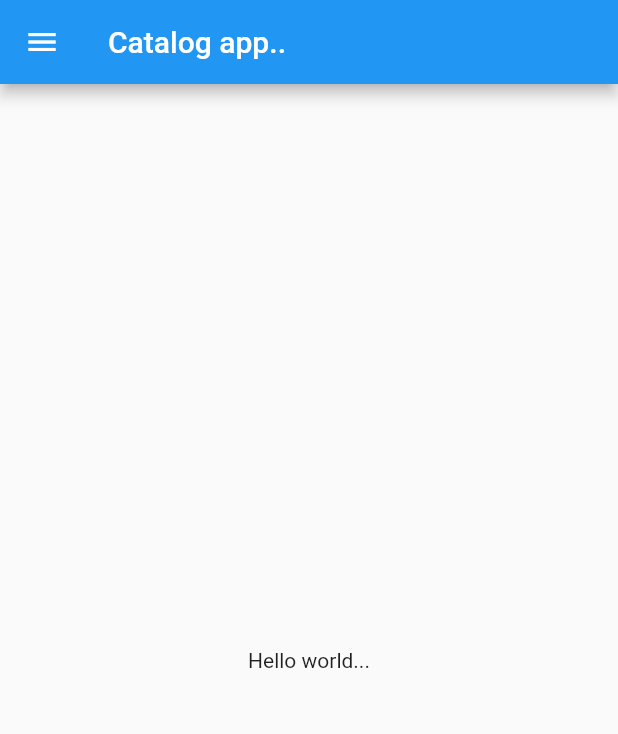
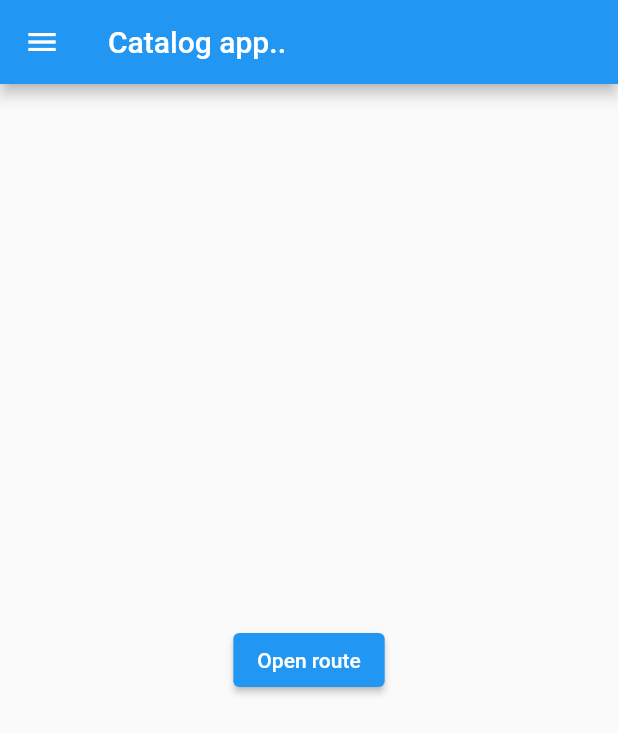
Before and after one commit to ayanchyaziz123/flutter_1st_app, a Flutter app: the screen it shows after launch, on a phone screen of 412 x 824 dp. Shown: the top 734 px of the screen. Run offline on Flutter 3.47's test engine with Material 2 defaults, Android fonts, the phone set to English and light mode, and no system bars.

Commit message:
added route

```diff
--- a/lib/home_page.dart
+++ b/lib/home_page.dart
@@ -1,4 +1,5 @@
 import 'package:flutter/material.dart';
+import 'package:weatherapp/login_page.dart';
 
 class HomePage extends StatelessWidget {
   const HomePage({Key? key}) : super(key: key);
@@ -11,7 +12,15 @@ class HomePage extends StatelessWidget {
       ),
       body: Center(
         child: Container(
-          child: Text("Hello world..."),
+          child: ElevatedButton(
+            child: const Text('Open route'),
+            onPressed: () {
+              Navigator.push(
+                context,
+                MaterialPageRoute(builder: (context) => const LoginPage()),
+              );
+            },
+          ),
         ),
       ),
       drawer: Drawer(),
--- a/lib/main.dart
+++ b/lib/main.dart
@@ -1,4 +1,5 @@
 import 'package:flutter/material.dart';
+import 'package:weatherapp/login_page.dart';
 import 'home_page.dart';
 
 void main()
@@ -12,7 +13,10 @@ class MyApp extends StatelessWidget {
   @override
   Widget build(BuildContext context) {
     return MaterialApp(
-      home: HomePage(),
+      routes: {
+        "/": (context) => HomePage(),
+        "/login": (context) => LoginPage(),
+      },
     );
   }
 }
--- a/pubspec.yaml
+++ b/pubspec.yaml
@@ -58,8 +58,8 @@ flutter:
   uses-material-design: true
 
   # To add assets to your application, add an assets section, like this:
-  # assets:
-  #   - images/a_dot_burr.jpeg
+assets:
+  - assets/images/
   #   - images/a_dot_ham.jpeg
 
   # An image asset can refer to one or more resolution-specific "variants", see
```
Also changed, not shown: lib/login_page.dart (added, +21 -0 lines), assets/images/login.png (added).
